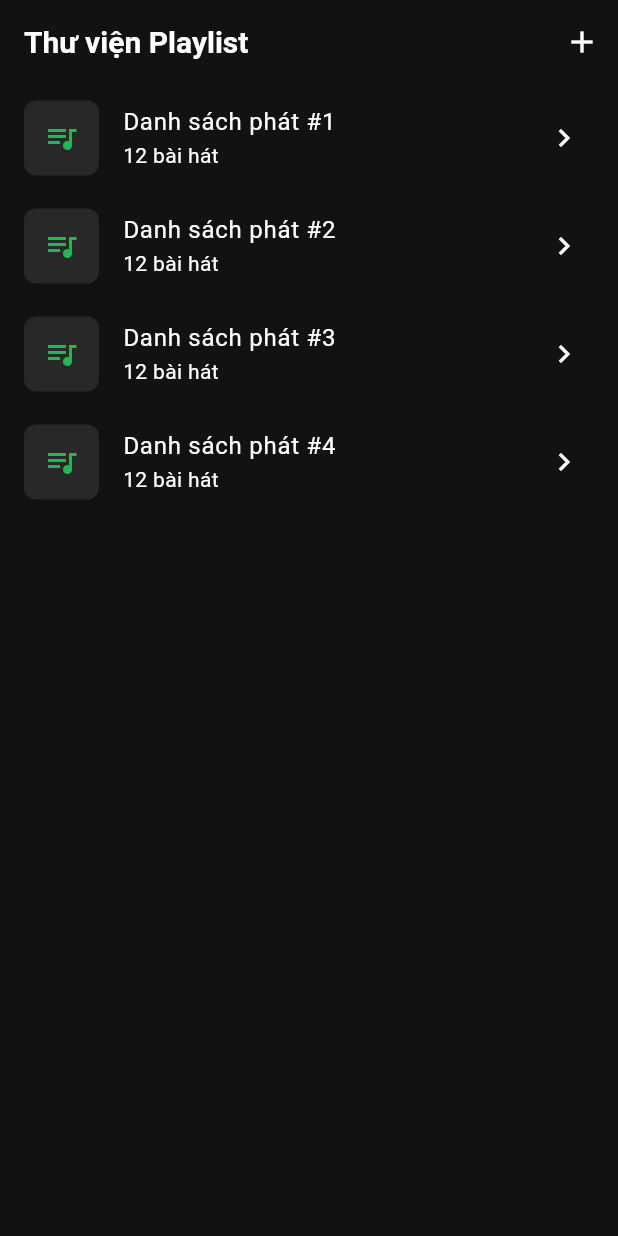
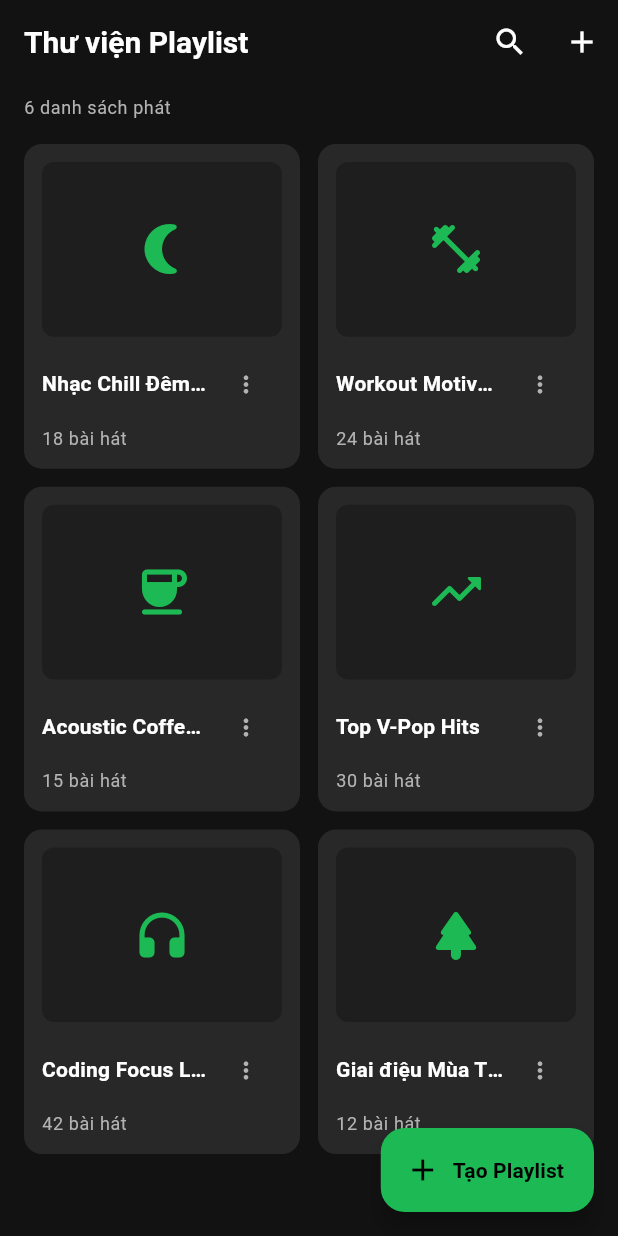
Before and after one commit to whimsical-word/music4_mobile, a Flutter app: the PlaylistScreen screen opened by its route, on a phone screen of 412 x 824 dp. Run offline on Flutter 3.47's test engine with Material 3 defaults, Android fonts, the phone set to English and light mode, and no system bars; our stand-ins replace dio, flutter_riverpod, flutter_secure_storage, go_router, pretty_dio_logger; accounts and stored records are empty.

Commit message:
[CE191634] feat(playlist): implement static UI for PlaylistScreen with grid layout and search

```diff
--- a/lib/features/playlist/presentation/screens/playlist_screen.dart
+++ b/lib/features/playlist/presentation/screens/playlist_screen.dart
@@ -1,51 +1,203 @@
 import 'package:flutter/material.dart';
+import 'package:flutter/services.dart';
 import 'package:go_router/go_router.dart';
+
 import '../../../../core/theme/app_colors.dart';
+import '../widgets/create_playlist_dialog.dart';
+import '../widgets/playlist_card.dart';
+import '../widgets/playlist_empty_state.dart';
 
-class PlaylistScreen extends StatelessWidget {
+class _MockPlaylist {
+  final String id;
+  final String title;
+  final int trackCount;
+  final IconData icon;
+
+  const _MockPlaylist({
+    required this.id,
+    required this.title,
+    required this.trackCount,
+    this.icon = Icons.queue_music_rounded,
+  });
+}
+
+class PlaylistScreen extends StatefulWidget {
   const PlaylistScreen({super.key});
 
   @override
+  State<PlaylistScreen> createState() => _PlaylistScreenState();
+}
+
+class _PlaylistScreenState extends State<PlaylistScreen> {
+  final List<_MockPlaylist> _playlists = [
+    const _MockPlaylist(
+      id: '1',
+      title: 'Nhạc Chill Đêm Khuya',
+      trackCount: 18,
+      icon: Icons.nightlight_round,
+    ),
+    const _MockPlaylist(
+      id: '2',
+      title: 'Workout Motivation',
+      trackCount: 24,
+      icon: Icons.fitness_center_rounded,
+    ),
+    const _MockPlaylist(
+      id: '3',
+      title: 'Acoustic Coffee Time',
+      trackCount: 15,
+      icon: Icons.coffee_rounded,
+    ),
+    const _MockPlaylist(
+      id: '4',
+      title: 'Top V-Pop Hits',
+      trackCount: 30,
+      icon: Icons.trending_up_rounded,
+    ),
+    const _MockPlaylist(
+      id: '5',
+      title: 'Coding Focus Lofi',
+      trackCount: 42,
+      icon: Icons.headphones_rounded,
+    ),
+    const _MockPlaylist(
+      id: '6',
+      title: 'Giai điệu Mùa Thu',
+      trackCount: 12,
+      icon: Icons.park_rounded,
+    ),
+  ];
+
+  String _searchQuery = '';
+  bool _isSearching = false;
+
+  void _showCreateDialog() async {
+    final result = await CreatePlaylistDialog.show(context);
+    if (result != null && result.isNotEmpty) {
+      setState(() {
+        _playlists.insert(
+          0,
+          _MockPlaylist(
+            id: DateTime.now().millisecondsSinceEpoch.toString(),
+            title: result,
+            trackCount: 0,
+            icon: Icons.queue_music_rounded,
+          ),
+        );
+      });
+      if (!mounted) return;
+      ScaffoldMessenger.of(context).showSnackBar(
+        SnackBar(
+          content: Text('Đã tạo playlist "$result"'),
+          behavior: SnackBarBehavior.floating,
+        ),
+      );
+    }
+  }
+
+  void _deletePlaylist(int index) {
+    final removed = _playlists[index];
+    setState(() => _playlists.removeAt(index));
+    ScaffoldMessenger.of(context).showSnackBar(
+      SnackBar(
+        content: Text('Đã xóa "${removed.title}"'),
+        behavior: SnackBarBehavior.floating,
+      ),
+    );
+  }
+
+  @override
   Widget build(BuildContext context) {
+    final filteredPlaylists = _playlists
+        .where(
+          (p) => p.title.toLowerCase().contains(_searchQuery.toLowerCase()),
+        )
+        .toList();
+
     return Scaffold(
       appBar: AppBar(
-        title: const Text('Thư viện Playlist'),
+        title: _isSearching
+            ? TextField(
+                autofocus: true,
+                decoration: const InputDecoration(
+                  hintText: 'Tìm kiếm playlist...',
+                  border: InputBorder.none,
+                ),
+                onChanged: (val) => setState(() => _searchQuery = val),
+              )
+            : const Text('Thư viện Playlist'),
         actions: [
           IconButton(
+            icon: Icon(_isSearching ? Icons.close : Icons.search),
+            onPressed: () {
+              HapticFeedback.lightImpact();
+              setState(() {
+                _isSearching = !_isSearching;
+                if (!_isSearching) _searchQuery = '';
+              });
+            },
+          ),
+          IconButton(
             icon: const Icon(Icons.add),
-            onPressed: () {
-              // Dialog tạo playlist mới
-              showDialog(
-                context: context,
-                builder: (ctx) => AlertDialog(
-                  title: const Text('Tạo Playlist mới'),
-                  content: const TextField(decoration: InputDecoration(hintText: 'Tên Playlist')),
-                  actions: [
-                    TextButton(onPressed: () => Navigator.pop(ctx), child: const Text('Hủy')),
-                    ElevatedButton(onPressed: () => Navigator.pop(ctx), child: const Text('Tạo')),
-                  ],
-                ),
-              );
-            },
+            tooltip: 'Tạo playlist',
+            onPressed: _showCreateDialog,
           ),
         ],
       ),
-      body: ListView.builder(
-        itemCount: 4,
-        itemBuilder: (context, index) {
-          return ListTile(
-            leading: Container(
-              width: 50,
-              height: 50,
-              decoration: BoxDecoration(color: AppColors.card, borderRadius: BorderRadius.circular(8)),
-              child: const Icon(Icons.queue_music, color: AppColors.primary),
+      body: filteredPlaylists.isEmpty
+          ? PlaylistEmptyState(onCreatePressed: _showCreateDialog)
+          : Column(
+              crossAxisAlignment: CrossAxisAlignment.start,
+              children: [
+                Padding(
+                  padding: const EdgeInsets.symmetric(
+                    horizontal: 16.0,
+                    vertical: 8.0,
+                  ),
+                  child: Text(
+                    '${filteredPlaylists.length} danh sách phát',
+                    style: Theme.of(context).textTheme.bodySmall
+                        ?.copyWith(color: AppColors.textSecondary),
+                  ),
+                ),
+                Expanded(
+                  child: GridView.builder(
+                    padding: const EdgeInsets.symmetric(
+                      horizontal: 16.0,
+                      vertical: 8.0,
+                    ),
+                    gridDelegate:
+                        const SliverGridDelegateWithFixedCrossAxisCount(
+                          crossAxisCount: 2,
+                          crossAxisSpacing: 12,
+                          mainAxisSpacing: 12,
+                          childAspectRatio: 0.85,
+                        ),
+                    itemCount: filteredPlaylists.length,
+                    itemBuilder: (context, index) {
+                      final item = filteredPlaylists[index];
+                      return PlaylistCard(
+                        id: item.id,
+                        title: item.title,
+                        trackCount: item.trackCount,
+                        icon: item.icon,
+                        onTap: () => context.push('/playlist/${item.id}'),
+                        onDelete: () => _deletePlaylist(index),
+                      );
+                    },
+                  ),
+                ),
+              ],
             ),
-            title: Text('Danh sách phát #${index + 1}'),
-            subtitle: const Text('12 bài hát'),
-            trailing: const Icon(Icons.chevron_right),
-            onTap: () => context.push('/playlist/${index + 1}'),
-          );
-        },
+      floatingActionButton: FloatingActionButton.extended(
+        onPressed: _showCreateDialog,
+        backgroundColor: AppColors.primary,
+        foregroundColor: Colors.black,
+        icon: const Icon(Icons.add),
+        label: const Text(
+          'Tạo Playlist',
+          style: TextStyle(fontWeight: FontWeight.bold),
+        ),
       ),
     );
   }
```
